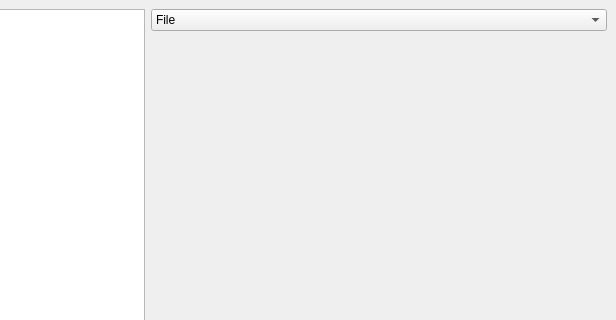
Above: mainwindow.ui from ValeriyaRyzhikova/sppo_lab_3 before the change; both pictures show x 321 to 937 and y 0 to 320 of the 937 by 576 pixel window. Below: the same form after it.
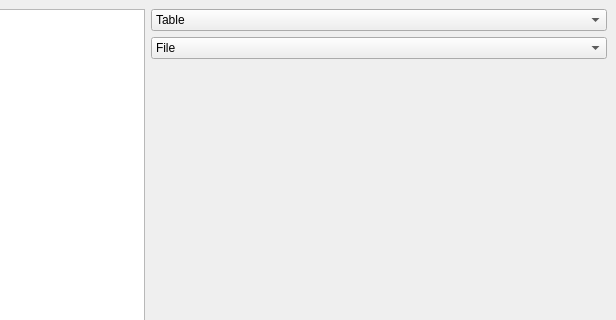
That is the form after the change.

Commit message: changed interface for change adapter

Diff of the .ui file:
```diff
--- a/mainwindow.ui
+++ b/mainwindow.ui
@@ -21,7 +21,21 @@
     <item>
      <layout class="QVBoxLayout" name="layoutForWidget">
       <item>
-       <widget class="QComboBox" name="comboBox">
+       <widget class="QComboBox" name="comboBoxAdapter">
+        <item>
+         <property name="text">
+          <string>Table</string>
+         </property>
+        </item>
+        <item>
+         <property name="text">
+          <string>Pie</string>
+         </property>
+        </item>
+       </widget>
+      </item>
+      <item>
+       <widget class="QComboBox" name="comboBoxStrategy">
         <property name="sizePolicy">
          <sizepolicy hsizetype="Expanding" vsizetype="Fixed">
           <horstretch>0</horstretch>
```
Left out of the diff: 19 changed lines with no effect on the pictures. The commit also changes 9 other files.
